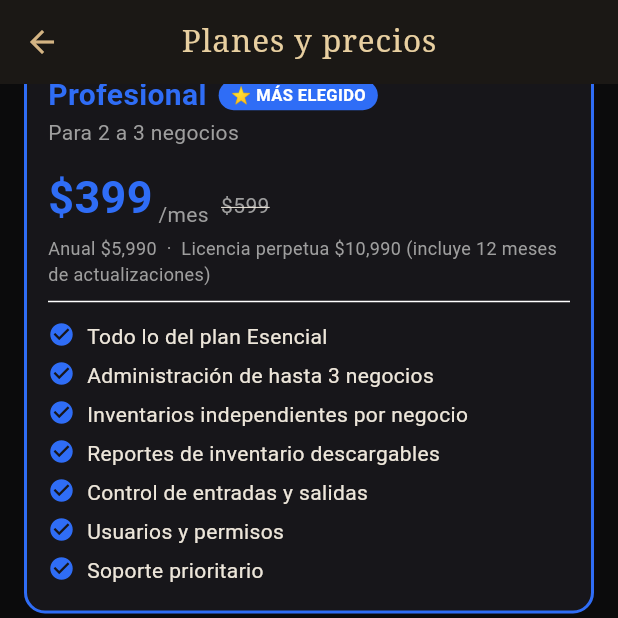
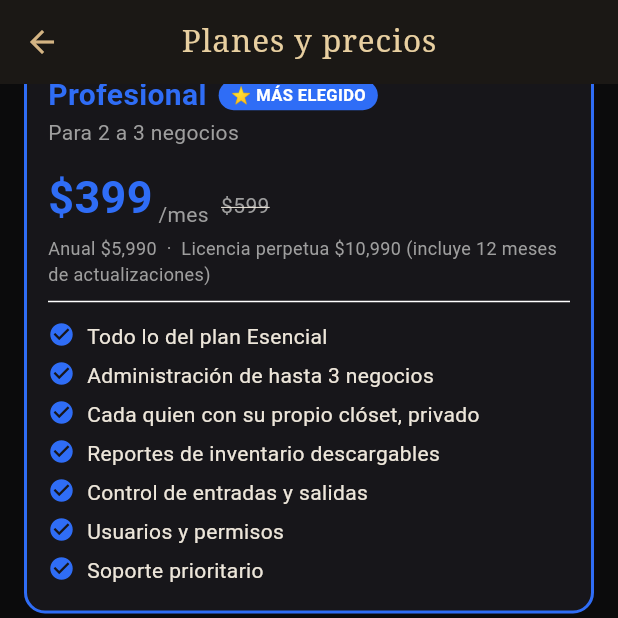
Before and after one commit to antoniogaps-star/que-me-pongo, a Flutter app: the PricingScreen screen opened directly, scrolled down 576 dp, on a phone screen of 412 x 824 dp, the top half of it. Run offline on Flutter 3.47's test engine with Material 3 defaults, Android fonts, the phone set to English and light mode, and no system bars; our stand-ins replace dio, drift, flutter_riverpod, flutter_secure_storage, image_picker; missing offline and left inert: sqlcipher_flutter_libs, sqlite3; accounts and stored records are empty; generated files the repository leaves out were written again.

Commit message:
fix(marca): el ícono de la app era LA MUELA DE SONRISA
Toño lo vio al instalarla. Los archivos del ícono se quedaron al copiar la
base del proyecto y flutter_launcher_icons nunca se corrió aquí: el gancho
dorado sí existía en assets/icon, pero nadie lo había generado.

- Ícono regenerado: el gancho con el signo de interrogación, dorado sobre
  negro, en todas las resoluciones y también como ícono adaptativo.
- El fondo del arranque también era el azul de Sonrisa. Ahora es el negro
  de la marca, para que el gancho resalte y no haya destello azul.
- Un texto suelto de Ágora en la pantalla de planes ("Inventarios
  independientes por negocio") pasa a hablar de clósets.

La imagen que sale al compartir el enlace ya era la correcta: lo que se veía
mal era el ícono de la app instalada.

Verificado: flutter analyze sin avisos y 6 pruebas en verde.

Co-Authored-By: Claude Opus 5 <noreply@anthropic.com>

```diff
--- a/mobile/lib/features/billing/pricing_screen.dart
+++ b/mobile/lib/features/billing/pricing_screen.dart
@@ -62,7 +62,7 @@ const _plans = <_Plan>[
     features: [
       'Todo lo del plan Esencial',
       'Administración de hasta 3 negocios',
-      'Inventarios independientes por negocio',
+      'Cada quien con su propio clóset, privado',
       'Reportes de inventario descargables',
       'Control de entradas y salidas',
       'Usuarios y permisos',
```
Also changed, not shown: 11 other files.
